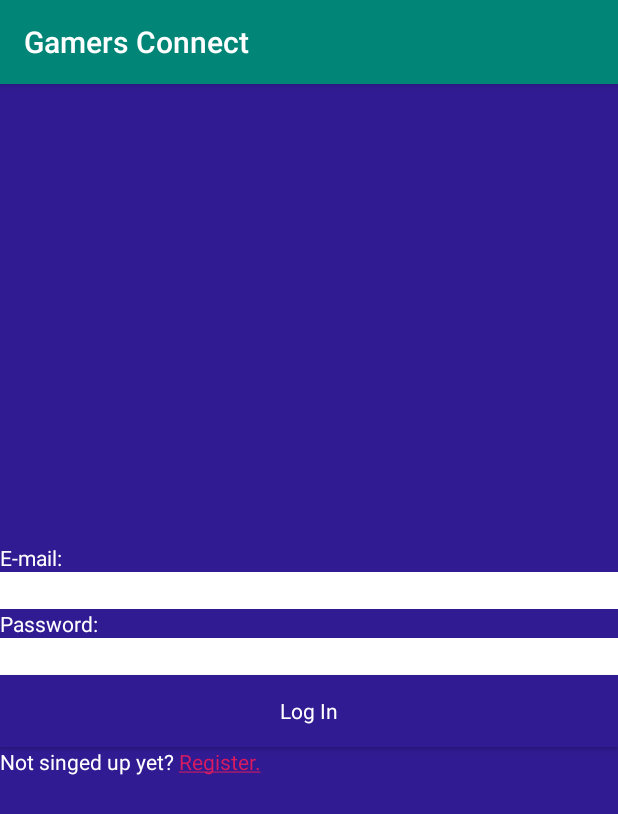
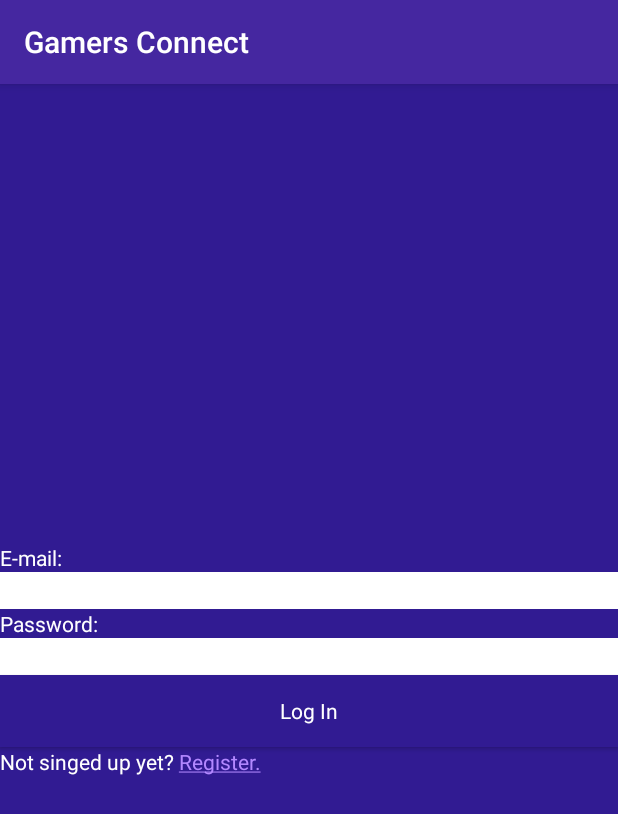
Before and after one commit to sunsugar219/UNIDEB_2019_1_1_GamersConnect, an Android app: the screen it shows after launch (MainActivity), on a phone screen of 412 x 824 dp. Shown: the top 814 px of the screen. Run offline under Robolectric (Android 15) with nearby library versions, the light colour scheme and no system bars.

Commit message:
colors added to Colors.xml

```diff
--- a/GamersConnect/app/src/main/res/values/colors.xml
+++ b/GamersConnect/app/src/main/res/values/colors.xml
@@ -1,6 +1,7 @@
 <?xml version="1.0" encoding="utf-8"?>
 <resources>
-    <color name="colorPrimary">#008577</color>
-    <color name="colorPrimaryDark">#00574B</color>
-    <color name="colorAccent">#D81B60</color>
+    <color name="colorPrimary">#4527A0</color>
+    <color name="colorPrimaryDark">#311B92</color>
+    <color name="colorAccent">#B388FF</color>
+    <color name="colorLetters">#EDE7F6</color>
 </resources>
```
